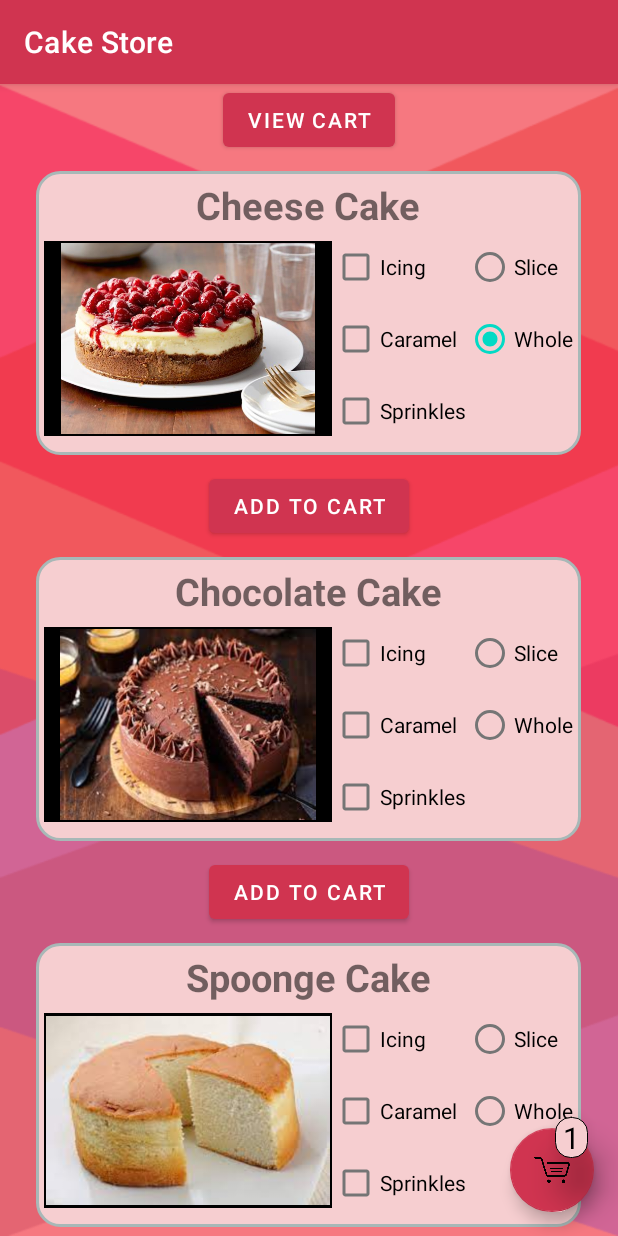
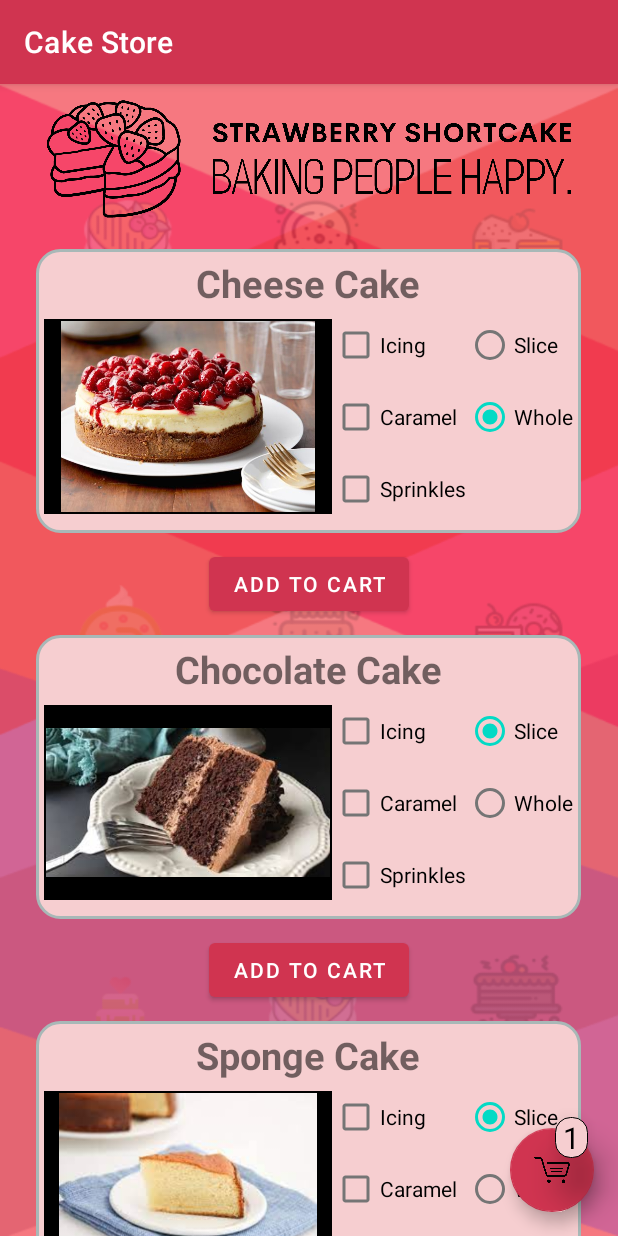
Before and after one commit to cumberson97/Assignment1, an Android app: the screen it shows after launch (MainActivity), after a tap on "ADD TO CART", on a phone screen of 412 x 824 dp. Run offline under Robolectric (Android 15) with nearby library versions, the phone set to English and light mode, and no system bars; 2 other taps on this screen came first.

Commit message:
Added logo

```diff
--- a/app/src/main/java/com/example/assignment1/Cart.java
+++ b/app/src/main/java/com/example/assignment1/Cart.java
@@ -10,11 +10,7 @@ public class Cart implements java.io.Serializable {
         numberOfItems = 0;
     }
 
-    public int noOfItems(){
-        return numberOfItems;
-    }
-
-    public void  addCake(Cake cake){
+    public void addCake(Cake cake){
         cakes.add(cake);
         numberOfItems++;
     }
@@ -31,4 +27,7 @@ public class Cart implements java.io.Serializable {
         return cakes;
     }
 
+    public int getNumberOfItems() {
+        return numberOfItems;
+    }
 }
--- a/app/src/main/java/com/example/assignment1/MainActivity.java
+++ b/app/src/main/java/com/example/assignment1/MainActivity.java
@@ -31,10 +31,6 @@ public class MainActivity extends AppCompatActivity {
 
     public void addToCart(View view) {
         int btn = view.getId();
-
-        /*Toast toast = Toast.makeText(this, Integer.toString(btn), Toast.LENGTH_SHORT);
-        toast.setMargin(50,50);
-        toast.show();*/
 
         TextView counter = findViewById(R.id.itemCounter);
         String text = counter.getText().toString();
--- a/app/src/main/res/layout/home_page.xml
+++ b/app/src/main/res/layout/home_page.xml
@@ -37,20 +37,15 @@
         android:layout_width="match_parent"
         android:layout_height="match_parent">
 
+
         <LinearLayout
             android:layout_width="match_parent"
             android:layout_height="match_parent"
             android:orientation="vertical">
-
-            <Button
-                android:id="@+id/btn_go_to_cart"
-                android:layout_width="wrap_content"
-                android:layout_height="wrap_content"
-                android:text="View Cart"
-                android:onClick="goToCart"
-                android:layout_gravity="center"/>
-
-
+            <ImageView
+                android:layout_width="match_parent"
+                android:layout_height="100dp"
+                android:src="@drawable/black_logo_nobg"/>
 
             <LinearLayout
                 android:layout_width="wrap_content"
@@ -118,7 +113,8 @@
                             android:layout_width="wrap_content"
                             android:layout_height="wrap_content"
                             android:onClick="switchPic"
-                            android:text="@string/slice" />
+                            android:text="@string/slice"
+                            android:checked="true"/>
 
                         <RadioButton
                             android:id="@+id/wholeCheese"
@@ -169,7 +165,7 @@
                         android:background="@color/black"
                         android:cropToPadding="true"
                         android:padding="1dp"
-                        android:src="@drawable/choc_full" />
+                        android:src="@drawable/choc_slice" />
 
                     <LinearLayout
                         android:layout_width="wrap_content"
@@ -204,7 +200,8 @@
                             android:layout_width="wrap_content"
                             android:layout_height="wrap_content"
                             android:onClick="switchPic"
-                            android:text="@string/slice" />
+                            android:text="@string/slice"
+                            android:checked="true"/>
 
                         <RadioButton
                             android:id="@+id/chocoWhole"
@@ -239,7 +236,7 @@
                     android:layout_width="wrap_content"
                     android:layout_height="wrap_content"
                     android:layout_gravity="center"
-                    android:text="Spoonge Cake"
+                    android:text="Sponge Cake"
                     android:textSize="25dp"
                     android:textStyle="bold" />
 
@@ -255,7 +252,7 @@
                         android:background="@color/black"
                         android:cropToPadding="true"
                         android:padding="1dp"
-                        android:src="@drawable/sponge_full" />
+                        android:src="@drawable/sponge_slice" />
 
                     <LinearLayout
                         android:layout_width="wrap_content"
@@ -290,7 +287,8 @@
                             android:layout_width="wrap_content"
                             android:layout_height="wrap_content"
                             android:onClick="switchPic"
-                            android:text="@string/slice" />
+                            android:text="@string/slice"
+                            android:checked="true"/>
 
                         <RadioButton
                             android:id="@+id/spongeWhole"
@@ -341,7 +339,7 @@
                         android:background="@color/black"
                         android:cropToPadding="true"
                         android:padding="1dp"
-                        android:src="@drawable/carrot_cake" />
+                        android:src="@drawable/carrot_cake_slice" />
 
                     <LinearLayout
                         android:layout_width="wrap_content"
@@ -376,7 +374,8 @@
                             android:layout_width="wrap_content"
                             android:layout_height="wrap_content"
                             android:onClick="switchPic"
-                            android:text="@string/slice" />
+                            android:text="@string/slice"
+                            android:checked="true"/>
 
                         <RadioButton
                             android:id="@+id/carrotWhole"
@@ -427,7 +426,7 @@
                         android:background="@color/black"
                         android:cropToPadding="true"
                         android:padding="1dp"
-                        android:src="@drawable/red_velvet" />
+                        android:src="@drawable/red_velvet_slice" />
 
                     <LinearLayout
                         android:layout_width="wrap_content"
@@ -462,7 +461,8 @@
                             android:layout_width="wrap_content"
                             android:layout_height="wrap_content"
                             android:onClick="switchPic"
-                            android:text="@string/slice" />
+                            android:text="@string/slice"
+                            android:checked="true"/>
 
                         <RadioButton
                             android:id="@+id/redVelWhole"
```
Also changed, not shown: app/src/main/res/drawable/black_logo_nobg.png (added).
